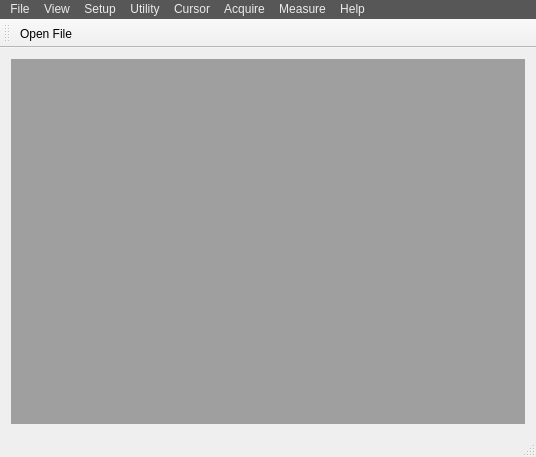
Above: Oscilloscope/mainwindow.ui from jiwon8578/Oscilloscope before the change. Below: the same form after it.
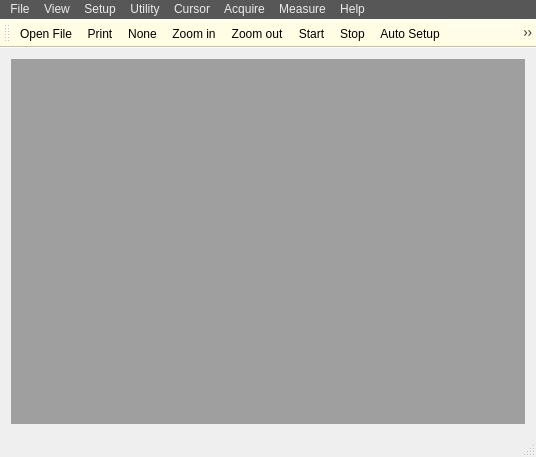
That is the form after the change. Icons and pictures are not drawn.

Commit message: ToolBar_Icons2

```diff
--- a/Oscilloscope/mainwindow.ui
+++ b/Oscilloscope/mainwindow.ui
@@ -376,6 +376,9 @@
    <addaction name="menuHelp"/>
   </widget>
   <widget class="QToolBar" name="mainToolBar">
+   <property name="styleSheet">
+    <string notr="true">background-color: rgb(255, 253, 228);</string>
+   </property>
    <attribute name="toolBarArea">
     <enum>TopToolBarArea</enum>
    </attribute>
@@ -383,6 +386,16 @@
     <bool>false</bool>
    </attribute>
    <addaction name="actionOpen_File"/>
+   <addaction name="actionPrint"/>
+   <addaction name="actionNone"/>
+   <addaction name="actionZoon_in"/>
+   <addaction name="actionZoom_out"/>
+   <addaction name="actionStart"/>
+   <addaction name="actionStop"/>
+   <addaction name="actionAuto_Setup"/>
+   <addaction name="actionScreen_Capture"/>
+   <addaction name="actionArrange_All_Window"/>
+   <addaction name="actionContents"/>
   </widget>
   <widget class="QStatusBar" name="statusBar"/>
   <action name="actionLoad_Setup">
```
Left out of the diff: 42 changed lines with no effect on the pictures. The commit also changes 1 other file.
